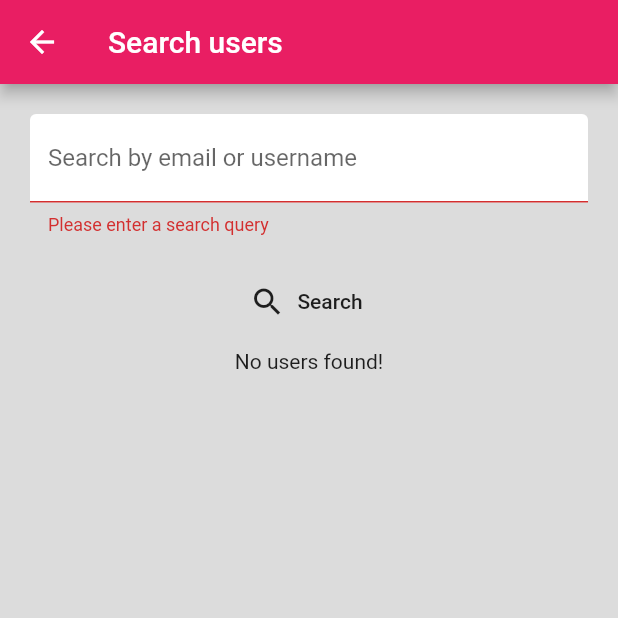
After one commit to Aleksandar1932/flutter-instant-messaging, a Flutter app: the SearchUser screen opened directly, after a tap on "Search", on a phone screen of 412 x 824 dp, the top half of it. The commit adds this screen. Run offline on Flutter 3.47's test engine with Material 2 defaults, Android fonts, the phone set to English and light mode, and no system bars; our stand-ins replace cloud_firestore, firebase_auth, flutter_spinkit; accounts and stored records are empty.

Commit message:
Add functionality to initiate chat with other user
Search users by email
Display found results
Start chat with desired user

```diff
--- /dev/null
+++ b/lib/screens/home/search/found_users_list.dart
@@ -0,0 +1,31 @@
+import 'package:a_im/models/user.dart';
+import 'package:a_im/screens/home/search/found_user_tile.dart';
+import 'package:flutter/material.dart';
+
+class FoundUsersList extends StatelessWidget {
+  List<User> users;
+
+  FoundUsersList({this.users});
+
+  @override
+  Widget build(BuildContext context) {
+    if (users.isNotEmpty) {
+      print(users.length);
+
+      return ListView.builder(
+        shrinkWrap: true,
+        // Let the ListView know how many items it needs to build.
+        itemCount: users.length,
+        // Provide a builder function. This is where the magic happens.
+        // Convert each item into a widget based on the type of item it is.
+        itemBuilder: (context, index) {
+          final User item = users[index];
+
+          return FoundUserTile(user: item);
+        },
+      );
+    } else {
+      return Text('No users found!');
+    }
+  }
+}
--- /dev/null
+++ b/lib/screens/home/search_user.dart
@@ -0,0 +1,81 @@
+import 'package:a_im/models/user.dart';
+import 'package:a_im/screens/home/search/found_users_list.dart';
+import 'package:a_im/services/database.dart';
+import 'package:a_im/shared/constants.dart';
+import 'package:flutter/material.dart';
+
+class SearchUser extends StatefulWidget {
+
+
+
+  @override
+  _SearchUserState createState() => _SearchUserState();
+}
+
+class _SearchUserState extends State<SearchUser> {
+  final _databaseService = DatabaseService();
+  final _formKey = GlobalKey<FormState>();
+
+  // text field state
+  String searchQuery = '';
+  List<User> foundUsers = List<User>();
+
+  @override
+  Widget build(BuildContext context) {
+    return Scaffold(
+      appBar: AppBar(
+        title: Text('Search users'),
+      ),
+      body: Container(
+        child: Column(
+          children: <Widget>[
+            Form(
+              key: _formKey,
+              child: Column(
+                children: <Widget>[
+                  Padding(
+                    padding: const EdgeInsets.all(20.0),
+                    child: TextFormField(
+                      validator: (value) => value.isEmpty ? "Please enter a search query" : null,
+                      onChanged: (value) {
+                        searchQuery = value;
+                      },
+                      decoration: TEXT_INPUT_DECORATION.copyWith(labelText: 'Search by email or username'),
+                    ),
+                  ),
+                  FlatButton.icon(
+                      onPressed: () async {
+                        if (_formKey.currentState.validate()) {
+                          // form is valid
+                          List<User> result = await _databaseService.findUserByEmail(searchQuery);
+
+                          if (result.isNotEmpty) {
+                            setState(() {
+                              foundUsers = result;
+                            });
+                          } else {
+                            setState(() {
+                              foundUsers = List<User>();
+                            });
+                          }
+                        } else {
+                          // form is invalid
+                        }
+                      },
+                      icon: Icon(Icons.search),
+                      label: Text('Search')),
+                ],
+              ),
+            ),
+            Padding(
+              padding: const EdgeInsets.all(8.0),
+              child: FoundUsersList(
+                users: foundUsers,
+              ),
+            )
+          ],
+        ),
+      ),
+    );
+  }
+}
--- a/lib/services/database.dart
+++ b/lib/services/database.dart
@@ -1,6 +1,8 @@
 import 'package:a_im/models/user.dart';
+import 'package:a_im/services/auth.dart';
 import 'package:cloud_firestore/cloud_firestore.dart';
 import 'package:firebase_auth/firebase_auth.dart';
+import 'package:flutter/material.dart';
 
 class DatabaseService {
   final String uid;
@@ -9,12 +11,35 @@ class DatabaseService {
 
   // users collection reference
   final CollectionReference usersCollection = Firestore.instance.collection("users");
+  final CollectionReference chatsCollection = Firestore.instance.collection("chats");
 
+  // Users collection methods
   Future addUserToCollection(FirebaseUser user) async {
     try {
-      return await usersCollection.document(uid).setData({'email': user.email, 'displayName': user.displayName});
+      return await usersCollection.document(user.uid).setData({'email': user.email, 'displayName': user.displayName});
     } catch (e) {
       return null;
     }
   }
+
+  Future findUserByEmail(String email) async {
+    return await usersCollection.where('email', isEqualTo: email).getDocuments().then((value) => value.documents
+        .map((e) => User(uid: e.documentID, email: e.data['email'], displayName: e.data['displayName']))
+        .toList());
+  }
+
+  // Chats collection methods
+  Future startNewChatBetweenTwoUsers(String participant1, String participant2) async {
+    return await chatsCollection.add({
+      "participant1": participant1,
+      "participant2": await AuthService().getCurrentUserId().then((value) => value.toString()),
+    });
+  }
+
+  Future startNewChatWithUser(String otherUserId) async{
+    return await chatsCollection.add({
+      "participant1": otherUserId,
+      "participant2": await AuthService().getCurrentUserId().then((value) => value.toString()),
+    });
+  }
 }
```
Also changed, not shown: lib/models/chat.dart (added, +11 -0 lines), lib/models/message.dart (added, +9 -0 lines), lib/screens/home/home.dart (+6 -1 lines), lib/screens/home/search/found_user_tile.dart (added, +23 -0 lines), lib/services/auth.dart (+12 -0 lines).
